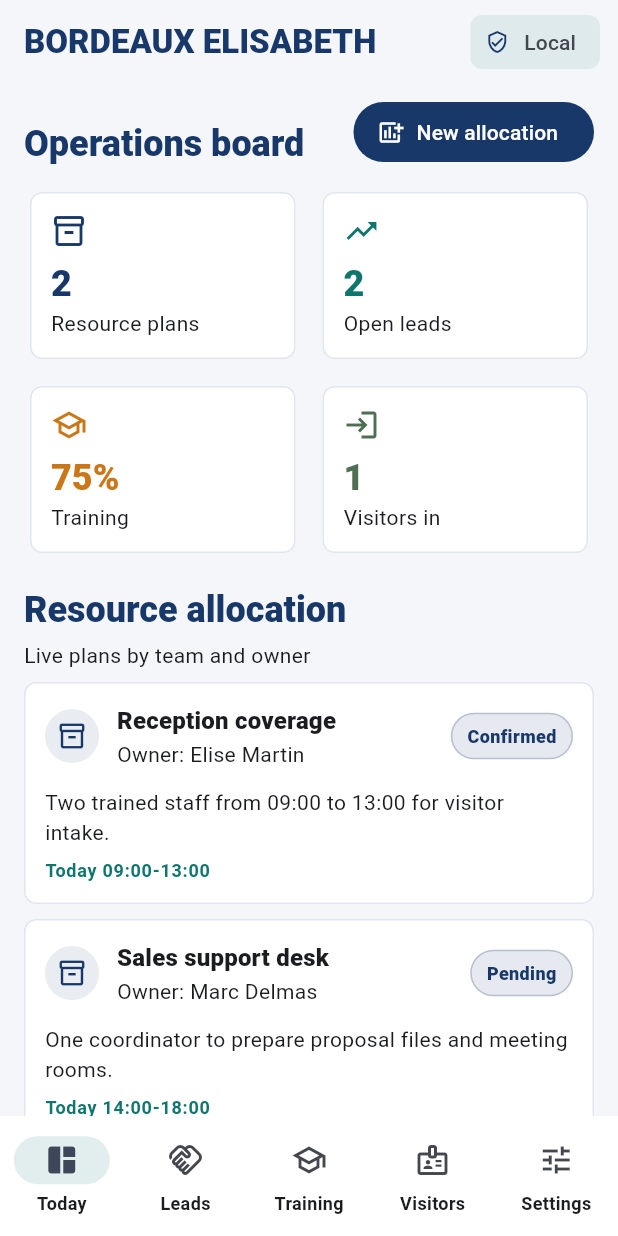
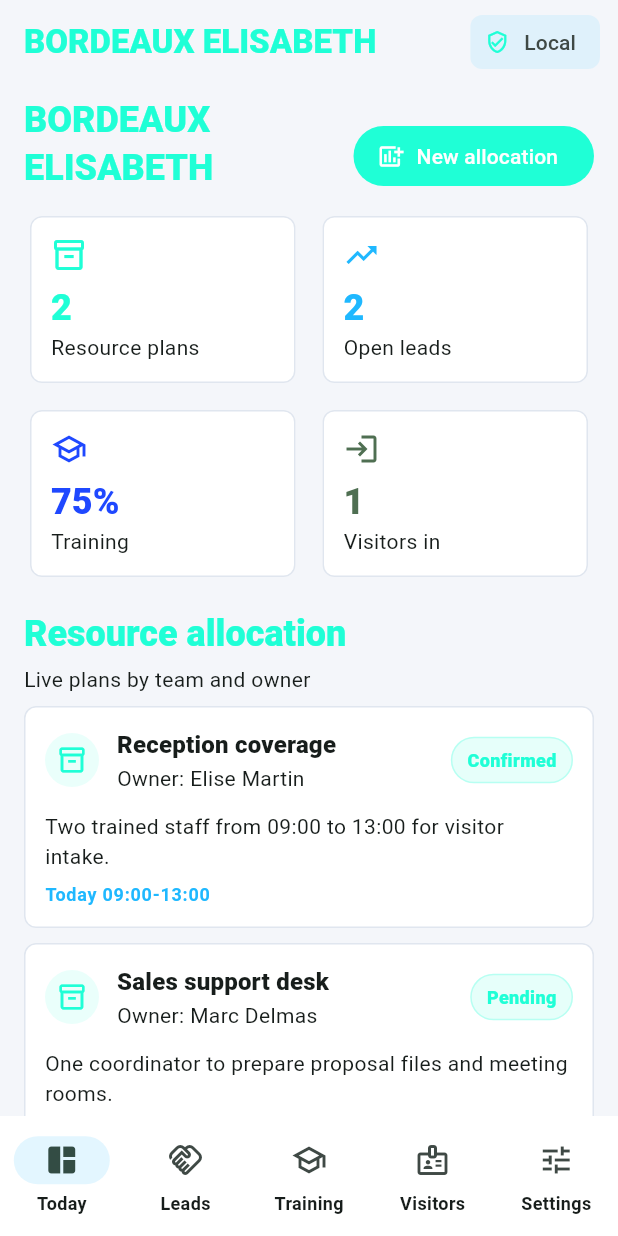
Before and after one commit to EOOrga/68d9d11e1299230338f2ce2d, a Flutter app: the screen it shows after launch, on a phone screen of 412 x 824 dp. Run offline on Flutter 3.47's test engine with Material 3 defaults, Android fonts, the phone set to English and light mode, and no system bars; our stand-ins replace shared_preferences.

Commit message:
Create Flutter variant com.bordeisabeth.ver

```diff
--- a/lib/main.dart
+++ b/lib/main.dart
@@ -18,9 +18,9 @@
 
   @override
   Widget build(BuildContext context) {
-    const primary = Color(0xFF183869);
-    const secondary = Color(0xFF0F766E);
-    const tertiary = Color(0xFFC97719);
+    const primary = Color(0xFF1FFFD6);
+    const secondary = Color(0xFF1FB8FF);
+    const tertiary = Color(0xFF1F48FF);
 
     final colorScheme = ColorScheme.fromSeed(
       seedColor: primary,
@@ -219,7 +219,7 @@
       padding: const EdgeInsets.fromLTRB(16, 8, 16, 24),
       children: [
         SectionHeader(
-          title: 'Operations board',
+          title: 'BORDEAUX ELISABETH',
           action: FilledButton.icon(
             key: const Key('new-allocation'),
             onPressed: () => _showResourceDialog(context),
--- a/pubspec.yaml
+++ b/pubspec.yaml
@@ -1,4 +1,4 @@
-name: bordeaux_elisabeth
+name: ver
 description: Operations workspace for BORDEAUX ELISABETH business teams.
 publish_to: 'none'
 version: 1.0.0+1
@@ -24,4 +24,6 @@
   android: true
   ios: false
   image_path: docs/icon.png
+  adaptive_icon_foreground: docs/icon.png
+  adaptive_icon_background: "#1F48FF"
   min_sdk_android: 23
```
Also changed, not shown: docs/icon.png, 11 other files.
